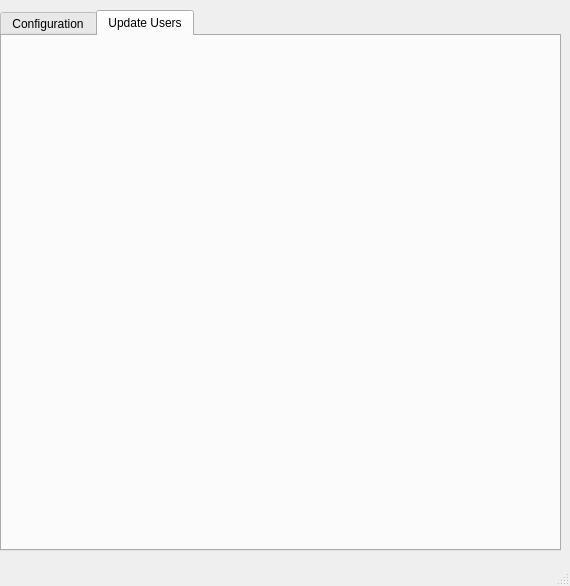
The window that resource/ui_main_window_base.ui (harikanthan/user-update) describes before a commit, drawn with Qt 5.
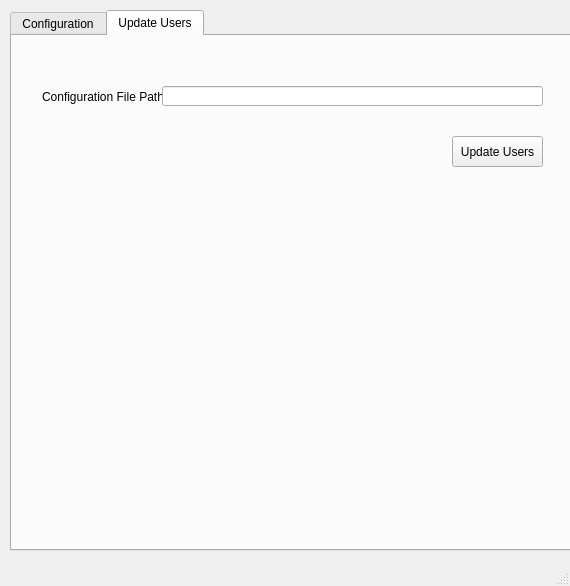
The same window after the commit. The open tabs and pages were chosen to show the change.

Diff of the .ui file:
```diff
--- a/resource/ui_main_window_base.ui
+++ b/resource/ui_main_window_base.ui
@@ -20,7 +20,7 @@
    <widget class="QTabWidget" name="tabWidget">
     <property name="geometry">
      <rect>
-      <x>0</x>
+      <x>10</x>
       <y>10</y>
       <width>561</width>
       <height>541</height>
@@ -407,6 +407,42 @@
      <attribute name="title">
       <string>Update Users</string>
      </attribute>
+     <widget class="QPushButton" name="run_user_update">
+      <property name="geometry">
+       <rect>
+        <x>440</x>
+        <y>100</y>
+        <width>91</width>
+        <height>31</height>
+       </rect>
+      </property>
+      <property name="text">
+       <string>Update Users</string>
+      </property>
+     </widget>
+     <widget class="QLabel" name="label_6">
+      <property name="geometry">
+       <rect>
+        <x>30</x>
+        <y>50</y>
+        <width>121</width>
+        <height>21</height>
+       </rect>
+      </property>
+      <property name="text">
+       <string>Configuration File Path :   </string>
+      </property>
+     </widget>
+     <widget class="QLineEdit" name="config_File_name_readOnly">
+      <property name="geometry">
+       <rect>
+        <x>150</x>
+        <y>50</y>
+        <width>381</width>
+        <height>20</height>
+       </rect>
+      </property>
+     </widget>
     </widget>
    </widget>
   </widget>
```
